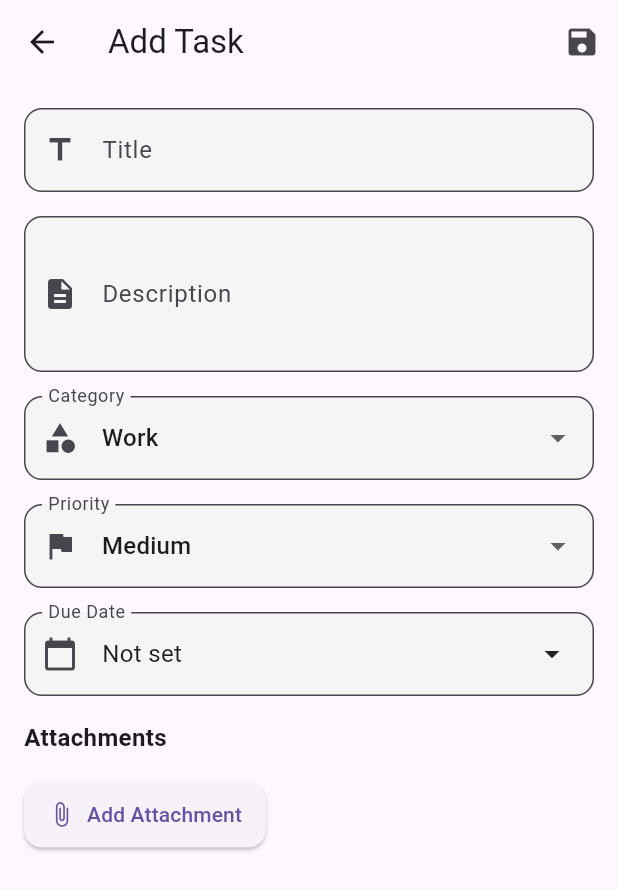
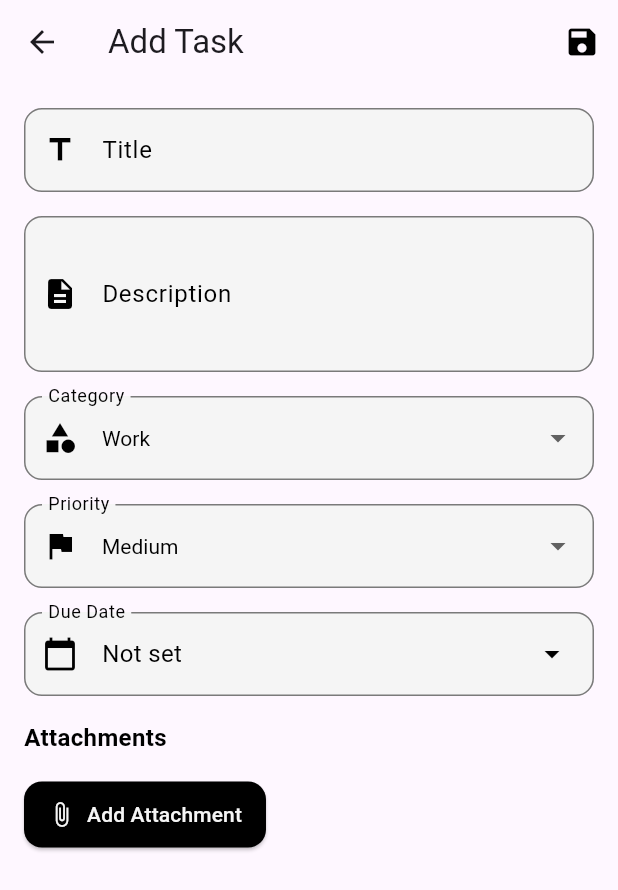
Before and after one commit to praiseOjay/notes_manager, a Flutter app: the AddEditTaskScreen screen opened by its route, on a phone screen of 412 x 824 dp. Shown: the top 890 px of the screen. Run offline on Flutter 3.47's test engine with Material 3 defaults, Android fonts, the phone set to English and light mode, and no system bars; our stand-ins replace file_picker, flutter_secure_storage, open_file, photo_view, sqflite; missing offline and left inert: encrypt, flutter_pdfview; accounts and stored records are empty.

Commit message:
this is version 1.5.1

```diff
--- a/lib/screens/add_edit_screen.dart
+++ b/lib/screens/add_edit_screen.dart
@@ -48,12 +48,16 @@ class _AddEditTaskScreenState extends State<AddEditTaskScreen> {
 
   @override
   Widget build(BuildContext context) {
+    final isDarkMode = Theme.of(context).brightness == Brightness.dark;
+    final textColor = isDarkMode ? Colors.white : Colors.black;
+    final backgroundColor = isDarkMode ? Colors.grey[800] : Colors.grey[100];
+
     return Scaffold(
       appBar: AppBar(
         title: Text(widget.task == null ? 'Add Task' : 'Edit Task'),
         actions: [
           IconButton(
-            icon: const Icon(Icons.save),
+            icon: Icon(Icons.save, color: textColor),
             onPressed: _submitForm,
           ),
         ],
@@ -70,6 +74,8 @@ class _AddEditTaskScreenState extends State<AddEditTaskScreen> {
                   controller: _titleController,
                   label: 'Title',
                   icon: Icons.title,
+                  textColor: textColor,
+                  backgroundColor: backgroundColor,
                 ),
                 const SizedBox(height: 16),
                 _buildTextField(
@@ -77,15 +83,17 @@ class _AddEditTaskScreenState extends State<AddEditTaskScreen> {
                   label: 'Description',
                   icon: Icons.description,
                   maxLines: 3,
+                  textColor: textColor,
+                  backgroundColor: backgroundColor,
                 ),
                 const SizedBox(height: 16),
-                _buildCategoryDropdown(),
+                _buildCategoryDropdown(textColor, backgroundColor),
                 const SizedBox(height: 16),
-                _buildPriorityDropdown(),
+                _buildPriorityDropdown(textColor, backgroundColor),
                 const SizedBox(height: 16),
-                _buildDueDatePicker(),
+                _buildDueDatePicker(textColor, backgroundColor),
                 const SizedBox(height: 16),
-                _buildAttachmentSection(),
+                _buildAttachmentSection(textColor, backgroundColor),
               ],
             ),
           ),
@@ -99,17 +107,30 @@ class _AddEditTaskScreenState extends State<AddEditTaskScreen> {
     required String label,
     required IconData icon,
     int maxLines = 1,
+    required Color textColor,
+    required Color? backgroundColor,
   }) {
     return TextFormField(
       controller: controller,
+      style: TextStyle(color: textColor),
       decoration: InputDecoration(
         labelText: label,
-        prefixIcon: Icon(icon),
+        labelStyle: TextStyle(color: textColor),
+        prefixIcon: Icon(icon, color: textColor),
         border: OutlineInputBorder(
           borderRadius: BorderRadius.circular(12),
+          borderSide: BorderSide(color: textColor),
+        ),
+        enabledBorder: OutlineInputBorder(
+          borderRadius: BorderRadius.circular(12),
+          borderSide: BorderSide(color: textColor.withOpacity(0.5)),
+        ),
+        focusedBorder: OutlineInputBorder(
+          borderRadius: BorderRadius.circular(12),
+          borderSide: BorderSide(color: textColor),
         ),
         filled: true,
-        fillColor: Colors.grey[100],
+        fillColor: backgroundColor,
       ),
       maxLines: maxLines,
       validator: (value) {
@@ -121,22 +142,34 @@ class _AddEditTaskScreenState extends State<AddEditTaskScreen> {
     );
   }
 
-  Widget _buildCategoryDropdown() {
+  Widget _buildCategoryDropdown(Color textColor, Color? backgroundColor) {
     return DropdownButtonFormField<String>(
       value: _category,
+      style: TextStyle(color: textColor),
+      dropdownColor: backgroundColor,
       decoration: InputDecoration(
         labelText: 'Category',
-        prefixIcon: const Icon(Icons.category),
+        labelStyle: TextStyle(color: textColor),
+        prefixIcon: Icon(Icons.category, color: textColor),
         border: OutlineInputBorder(
           borderRadius: BorderRadius.circular(12),
+          borderSide: BorderSide(color: textColor),
+        ),
+        enabledBorder: OutlineInputBorder(
+          borderRadius: BorderRadius.circular(12),
+          borderSide: BorderSide(color: textColor.withOpacity(0.5)),
+        ),
+        focusedBorder: OutlineInputBorder(
+          borderRadius: BorderRadius.circular(12),
+          borderSide: BorderSide(color: textColor),
         ),
         filled: true,
-        fillColor: Colors.grey[100],
+        fillColor: backgroundColor,
       ),
       items: _categories.map((String value) {
         return DropdownMenuItem<String>(
           value: value,
-          child: Text(value),
+          child: Text(value, style: TextStyle(color: textColor)),
         );
       }).toList(),
       onChanged: (value) => setState(() => _category = value!),
@@ -149,40 +182,62 @@ class _AddEditTaskScreenState extends State<AddEditTaskScreen> {
     );
   }
 
-  Widget _buildPriorityDropdown() {
+  Widget _buildPriorityDropdown(Color textColor, Color? backgroundColor) {
     return DropdownButtonFormField<String>(
       value: _priority,
+      style: TextStyle(color: textColor),
+      dropdownColor: backgroundColor,
       decoration: InputDecoration(
         labelText: 'Priority',
-        prefixIcon: const Icon(Icons.flag),
+        labelStyle: TextStyle(color: textColor),
+        prefixIcon: Icon(Icons.flag, color: textColor),
         border: OutlineInputBorder(
           borderRadius: BorderRadius.circular(12),
+          borderSide: BorderSide(color: textColor),
+        ),
+        enabledBorder: OutlineInputBorder(
+          borderRadius: BorderRadius.circular(12),
+          borderSide: BorderSide(color: textColor.withOpacity(0.5)),
+        ),
+        focusedBorder: OutlineInputBorder(
+          borderRadius: BorderRadius.circular(12),
+          borderSide: BorderSide(color: textColor),
         ),
         filled: true,
-        fillColor: Colors.grey[100],
+        fillColor: backgroundColor,
       ),
       items: ['Low', 'Medium', 'High'].map((String value) {
         return DropdownMenuItem<String>(
           value: value,
-          child: Text(value),
+          child: Text(value, style: TextStyle(color: textColor)),
         );
       }).toList(),
       onChanged: (value) => setState(() => _priority = value!),
     );
   }
 
-  Widget _buildDueDatePicker() {
+  Widget _buildDueDatePicker(Color textColor, Color? backgroundColor) {
     return InkWell(
       onTap: _pickDateTime,
       child: InputDecorator(
         decoration: InputDecoration(
           labelText: 'Due Date',
-          prefixIcon: const Icon(Icons.calendar_today),
+          labelStyle: TextStyle(color: textColor),
+          prefixIcon: Icon(Icons.calendar_today, color: textColor),
           border: OutlineInputBorder(
             borderRadius: BorderRadius.circular(12),
+            borderSide: BorderSide(color: textColor),
+          ),
+          enabledBorder: OutlineInputBorder(
+            borderRadius: BorderRadius.circular(12),
+            borderSide: BorderSide(color: textColor.withOpacity(0.5)),
+          ),
+          focusedBorder: OutlineInputBorder(
+            borderRadius: BorderRadius.circular(12),
+            borderSide: BorderSide(color: textColor),
           ),
           filled: true,
-          fillColor: Colors.grey[100],
+          fillColor: backgroundColor,
         ),
         child: Row(
           mainAxisAlignment: MainAxisAlignment.spaceBetween,
@@ -191,41 +246,41 @@ class _AddEditTaskScreenState extends State<AddEditTaskScreen> {
               _dueDate != null
                   ? DateFormat('MMM d, y HH:mm').format(_dueDate!)
                   : 'Not set',
-              style: const TextStyle(fontSize: 16),
+              style: TextStyle(fontSize: 16, color: textColor),
             ),
-            const Icon(Icons.arrow_drop_down),
+            Icon(Icons.arrow_drop_down, color: textColor),
           ],
         ),
       ),
     );
   }
 
-
-  Widget _buildAttachmentSection() {
+  Widget _buildAttachmentSection(Color textColor, Color? backgroundColor) {
     return Column(
       crossAxisAlignment: CrossAxisAlignment.start,
       children: [
-        const Text('Attachments', style: TextStyle(fontSize: 16, fontWeight: FontWeight.bold)),
+        Text('Attachments', style: TextStyle(fontSize: 16, fontWeight: FontWeight.bold, color: textColor)),
         const SizedBox(height: 8),
         if (_attachments.isNotEmpty)
           Container(
             padding: const EdgeInsets.all(8),
             decoration: BoxDecoration(
-              color: Colors.grey[100],
+              color: backgroundColor,
               borderRadius: BorderRadius.circular(12),
             ),
             child: Wrap(
               spacing: 8.0,
               runSpacing: 8.0,
-              children: _attachments.map((path) => _buildAttachmentChip(path)).toList(),
+              children: _attachments.map((path) => _buildAttachmentChip(path, textColor)).toList(),
             ),
           ),
         const SizedBox(height: 8),
         ElevatedButton.icon(
           onPressed: _pickFile,
-          icon: const Icon(Icons.attach_file),
-          label: const Text('Add Attachment'),
+          icon: Icon(Icons.attach_file, color: backgroundColor),
+          label: Text('Add Attachment', style: TextStyle(color: backgroundColor)),
           style: ElevatedButton.styleFrom(
+            backgroundColor: textColor,
             shape: RoundedRectangleBorder(
               borderRadius: BorderRadius.circular(12),
             ),
@@ -236,20 +291,22 @@ class _AddEditTaskScreenState extends State<AddEditTaskScreen> {
     );
   }
 
-  Widget _buildAttachmentChip(String path) {
+  Widget _buildAttachmentChip(String path, Color textColor) {
     return Chip(
       label: Text(
         path.split('/').last,
-        style: const TextStyle(fontSize: 12),
+        style: TextStyle(fontSize: 12, color: textColor),
       ),
       onDeleted: () => setState(() => _attachments.remove(path)),
-      deleteIcon: const Icon(Icons.close, size: 16),
-      backgroundColor: Colors.blue[100],
+      deleteIcon: Icon(Icons.close, size: 16, color: textColor),
+      backgroundColor: textColor.withOpacity(0.1),
       shape: RoundedRectangleBorder(
         borderRadius: BorderRadius.circular(20),
+        side: BorderSide(color: textColor.withOpacity(0.5)),
       ),
     );
   }
+
 
   Future<void> _pickFile() async {
     FilePickerResult? result = await FilePicker.platform.pickFiles();
```
Also changed, not shown: lib/screens/home_screen.dart (+49 -106 lines), lib/screens/task_list_screen.dart (+6 -1 lines).
